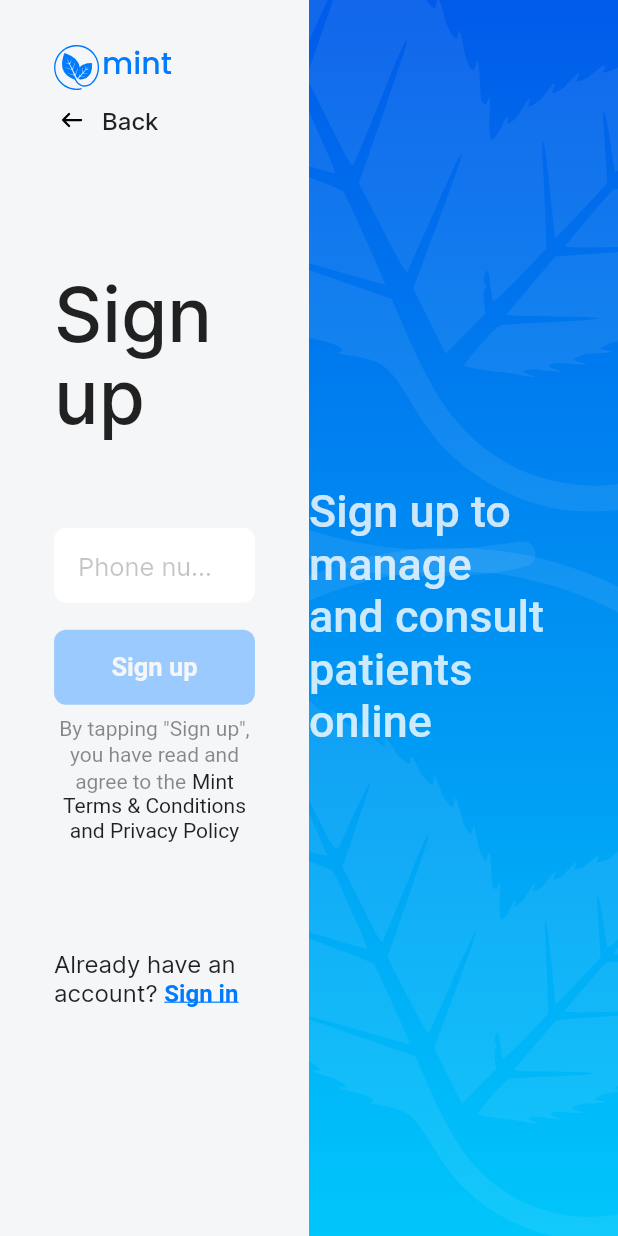
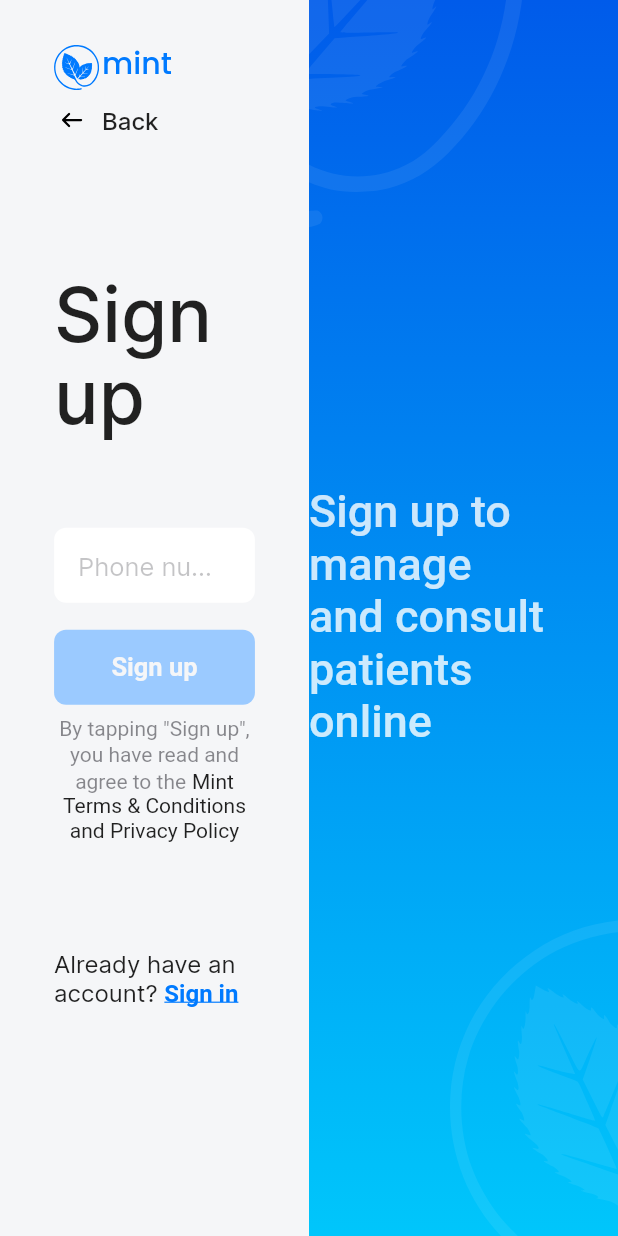
Before and after one commit to wuffeel/mint_web, a Flutter app: the EnterPhonePage screen opened by its route, on a phone screen of 412 x 824 dp. Run offline on Flutter 3.47's test engine with Material 2 defaults, Android fonts, the light colour scheme and no system bars; our stand-ins replace auto_route, bloc, cloud_firestore, firebase_auth, firebase_core, firebase_storage and 8 more; missing offline and left inert: reactive_forms_annotations; accounts and stored records are empty; generated files the repository leaves out were written again; Roboto replaces fonts that are missing (SfProDisplay).

Commit message:
Add mint authentication icon resize

```diff
--- a/lib/presentation/pages/auth/widgets/auth_right_panel.dart
+++ b/lib/presentation/pages/auth/widgets/auth_right_panel.dart
@@ -11,6 +11,8 @@ class AuthRightPanel extends StatelessWidget {
   @override
   Widget build(BuildContext context) {
     final l10n = context.l10n;
+    return LayoutBuilder(
+      builder: (context, constraints) {
         return Stack(
           children: <Widget>[
             Container(
@@ -29,17 +31,23 @@ class AuthRightPanel extends StatelessWidget {
                 ),
               ),
             ),
-        const Positioned(
+            Positioned(
               top: -196,
               left: -207,
-          child: _MintLogoTransparent(size: 580),
+              child: _MintLogoTransparent(
+                size: (constraints.maxWidth * 0.56).clamp(350, double.infinity),
               ),
-        const Positioned(
+            ),
+            Positioned(
               right: -138,
               bottom: -39,
-          child: _MintLogoTransparent(size: 498),
+              child: _MintLogoTransparent(
+                size: (constraints.maxWidth * 0.49).clamp(250, double.infinity),
+              ),
             ),
           ],
+        );
+      },
     );
   }
 }
```
Lines whose indentation alone changed are shown as unchanged.
